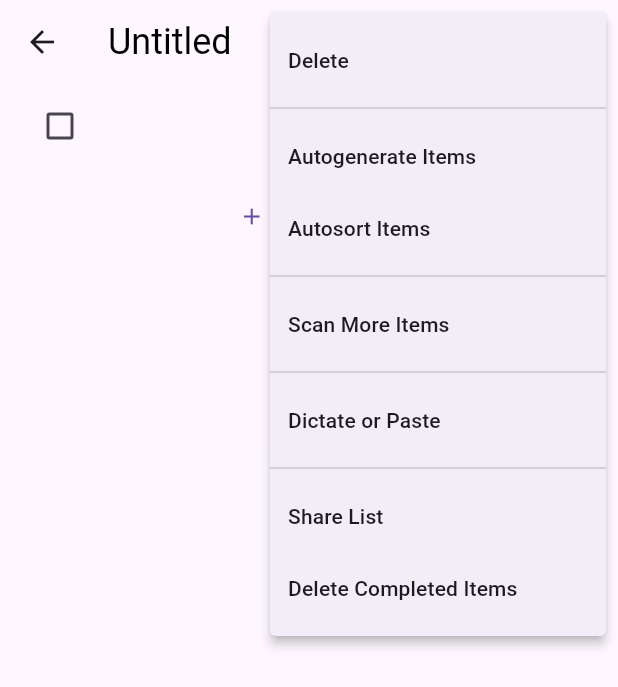
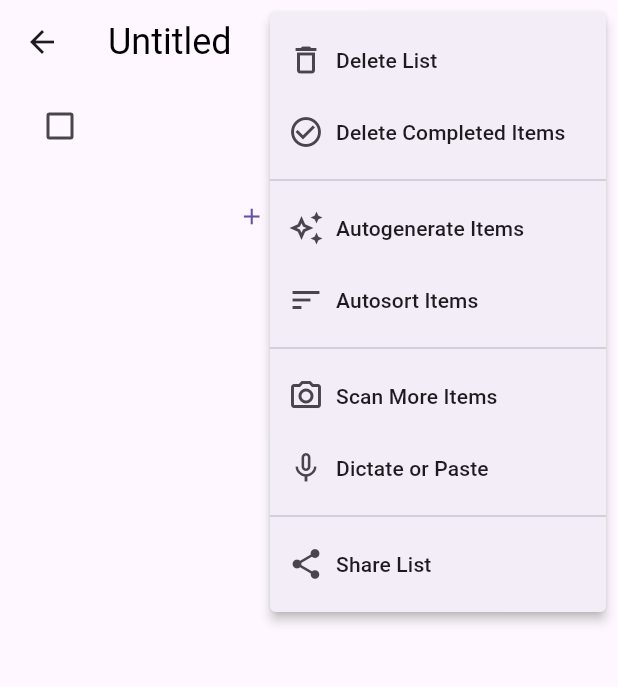
Before and after one commit to philbogle/flistify, a Flutter app: the ListDetailScreen screen opened directly with empty values, after a tap on the "clear" icon, after a tap on "Add list item", after a tap on the "more vert" icon, on a phone screen of 412 x 824 dp. Shown: the top 687 px of the screen. Run offline on Flutter 3.47's test engine with Material 3 defaults, Android fonts, the phone set to English and light mode, and no system bars; our stand-ins replace cloud_firestore, firebase_auth, firebase_core, google_sign_in, image_picker, speech_to_text; accounts and stored records are empty; generated files the repository leaves out were written again.

Commit message:
layout refinements

```diff
--- a/lib/main.dart
+++ b/lib/main.dart
@@ -325,10 +325,50 @@ class _ListPageState extends State<ListPage> {
 
               return ListView(
                 children: [
+                  if (activeLists.isEmpty)
+                    Padding(
+                      padding: const EdgeInsets.all(20.0),
+                      child: Card(
+                        margin: EdgeInsets.zero, // Reset margin as padding is applied to parent
+                        child: Padding(
+                          padding: const EdgeInsets.all(20.0),
+                          child: Column(
+                            mainAxisSize: MainAxisSize.min,
+                            children: const [
+                              Icon(Icons.lightbulb_outline, size: 48, color: Colors.amber),
+                              SizedBox(height: 16),
+                              Text(
+                                'No lists yet!',
+                                style: TextStyle(fontSize: 22, fontWeight: FontWeight.bold),
+                                textAlign: TextAlign.center,
+                              ),
+                              SizedBox(height: 8),
+                              Column(
+                                mainAxisSize: MainAxisSize.min,
+                                children: [
+                                  Text(
+                                    'Tap the ➕ button to add a list manually.',
+                                    style: TextStyle(fontSize: 16),
+                                    textAlign: TextAlign.center,
+                                  ),
+                                  SizedBox(height: 4),
+                                  Text(
+                                    'Tap the 📷 button to scan a list.',
+                                    style: TextStyle(fontSize: 16),
+                                    textAlign: TextAlign.center,
+                                  ),
+                                ],
+                              ),
+                            ],
+                          ),
+                        ),
+                      ),
+                    ),
                   ...activeLists.map((list) => ListCard(key: ValueKey(list.id), list: list, onCompleted: (value) => _handleListCompleted(list, value))),
                   if (completedLists.isNotEmpty)
                     ExpansionTile(
                       title: const Text('Completed', style: TextStyle(fontSize: 20, fontWeight: FontWeight.bold)),
+                      trailing: null,
                       initiallyExpanded: _isCompletedExpanded,
                       onExpansionChanged: (bool expanded) {
                         setState(() {
@@ -337,7 +377,7 @@ class _ListPageState extends State<ListPage> {
                       },
                       children: completedLists.map((list) => ListCard(key: ValueKey(list.id), list: list, onCompleted: (value) => _handleListCompleted(list, value))).toList(),
                     ),
-                  const SizedBox(height: 80), // Padding for FABs
+                  const SizedBox(height: 140), // Padding for FABs
                 ],
               );
             },
--- a/lib/widgets/list_detail_screen.dart
+++ b/lib/widgets/list_detail_screen.dart
@@ -223,43 +223,85 @@ class _ListDetailScreenState extends State<ListDetailScreen> {
                   }
                 },
                 itemBuilder: (BuildContext context) => <PopupMenuEntry<String>>[
-                  const PopupMenuItem<String>(
+                  PopupMenuItem<String>(
                     value: 'delete',
-                    child: Text('Delete'),
+                    child: Row(
+                      children: [
+                        Icon(Icons.delete_outline),
+                        SizedBox(width: 8),
+                        Text('Delete List'),
+                      ],
+                    ),
+                  ),
+                  PopupMenuItem<String>(
+                    value: 'delete_completed',
+                    child: Row(
+                      children: [
+                        Icon(Icons.check_circle_outline),
+                        SizedBox(width: 8),
+                        Text('Delete Completed Items'),
+                      ],
+                    ),
                   ),
                   const PopupMenuDivider(),
-                  const PopupMenuItem<String>(
+                  PopupMenuItem<String>(
                     value: 'autogenerate',
-                    child: Text('Autogenerate Items'),
+                    child: Row(
+                      children: [
+                        Icon(Icons.auto_awesome_outlined),
+                        SizedBox(width: 8),
+                        Text('Autogenerate Items'),
+                      ],
+                    ),
                   ),
-                  const PopupMenuItem<String>(
+                  PopupMenuItem<String>(
                     value: 'autosort',
-                    child: Text('Autosort Items'),
+                    child: Row(
+                      children: [
+                        Icon(Icons.sort),
+                        SizedBox(width: 8),
+                        Text('Autosort Items'),
+                      ],
+                    ),
                   ),
                   const PopupMenuDivider(),
-                  const PopupMenuItem<String>(
+                  PopupMenuItem<String>(
                     value: 'scan_more',
-                    child: Text('Scan More Items'),
+                    child: Row(
+                      children: [
+                        Icon(Icons.camera_alt_outlined),
+                        SizedBox(width: 8),
+                        Text('Scan More Items'),
+                      ],
+                    ),
+                  ),
+                  PopupMenuItem<String>(
+                    value: 'dictate_or_paste',
+                    child: Row(
+                      children: [
+                        Icon(Icons.mic_none),
+                        SizedBox(width: 8),
+                        Text('Dictate or Paste'),
+                      ],
+                    ),
                   ),
                   const PopupMenuDivider(),
-                  const PopupMenuItem<String>(
-                    value: 'dictate_or_paste',
-                    child: Text('Dictate or Paste'),
-                  ),
-                  const PopupMenuDivider(),
-                  const PopupMenuItem<String>(
+                  PopupMenuItem<String>(
                     value: 'share',
-                    child: Text('Share List'),
-                  ),
-                  const PopupMenuItem<String>(
-                    value: 'delete_completed',
-                    child: Text('Delete Completed Items'),
+                    child: Row(
+                      children: [
+                        Icon(Icons.share),
+                        SizedBox(width: 8),
+                        Text('Share List'),
+                      ],
+                    ),
                   ),
                 ],
               ),
             ],
           ),
           body: ListView.builder(
+            padding: const EdgeInsets.only(bottom: 80.0), // Added padding to prevent FAB overlap
             key: _animatedListKey,
             itemCount: _subitems.length + 1, // Add one for the button
             itemBuilder: (context, index) {
```
